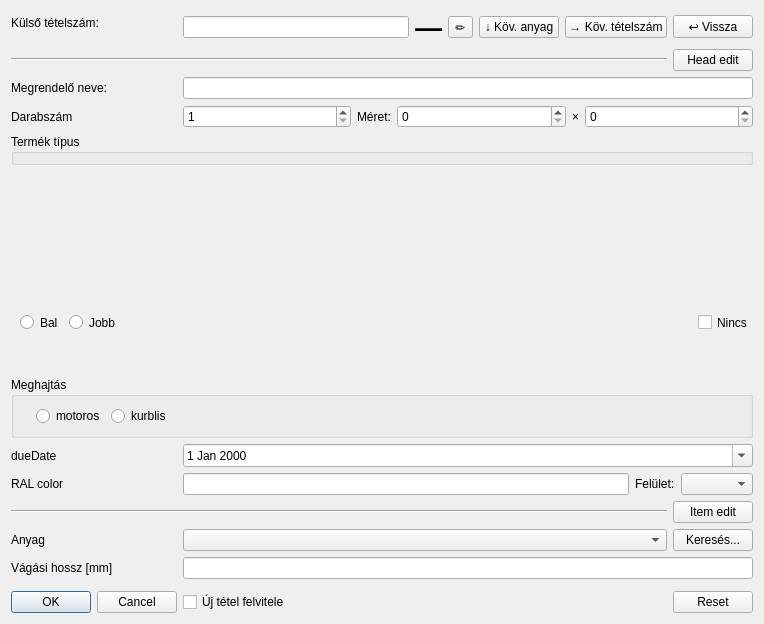
Qt form view/dialog/input/addinputdialog.ui (horvathzoltan/cutplannerpro) before a commit.
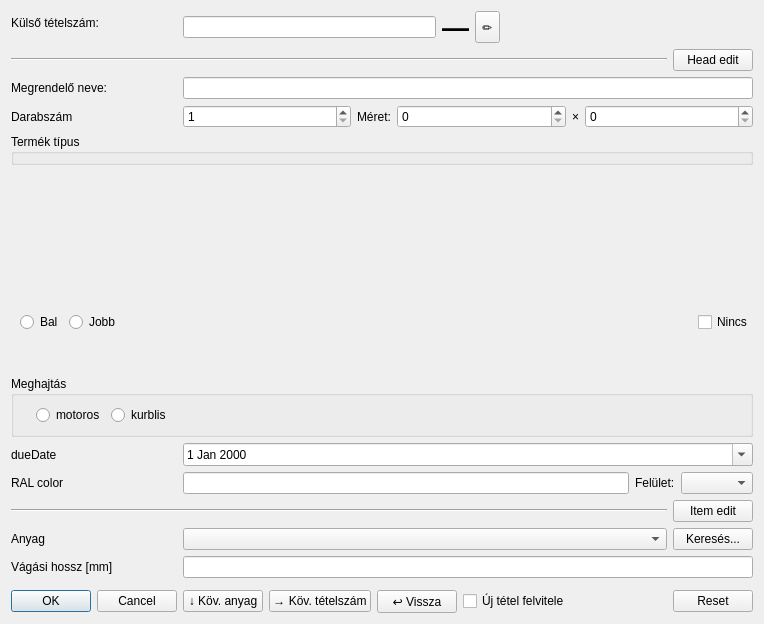
The same form after that commit.

Commit message: sort -> settingsmanager, addinputdialog fix

Diff of the .ui file:
```diff
--- a/view/dialog/input/addinputdialog.ui
+++ b/view/dialog/input/addinputdialog.ui
@@ -65,31 +65,29 @@
      </item>
      <item>
       <widget class="QToolButton" name="btnEditReference">
+       <property name="sizePolicy">
+        <sizepolicy hsizetype="Preferred" vsizetype="Preferred">
+         <horstretch>0</horstretch>
+         <verstretch>0</verstretch>
+        </sizepolicy>
+       </property>
        <property name="text">
         <string>✏️</string>
        </property>
       </widget>
      </item>
      <item>
-      <widget class="QPushButton" name="btnNextMaterial">
-       <property name="text">
-        <string>↓ Köv. anyag</string>
+      <spacer name="horizontalSpacer_4">
+       <property name="orientation">
+        <enum>Qt::Orientation::Horizontal</enum>
        </property>
-      </widget>
-     </item>
-     <item>
-      <widget class="QPushButton" name="btnNextRef">
-       <property name="text">
-        <string>→ Köv. tételszám</string>
+       <property name="sizeHint" stdset="0">
+        <size>
+         <width>40</width>
+         <height>20</height>
+        </size>
        </property>
-      </widget>
-     </item>
-     <item>
-      <widget class="QPushButton" name="btnFirstRef">
-       <property name="text">
-        <string>↩ Vissza</string>
-       </property>
-      </widget>
+      </spacer>
      </item>
     </layout>
    </item>
@@ -426,6 +424,27 @@
    </item>
    <item row="26" column="1">
     <layout class="QHBoxLayout" name="horizontalLayout_8">
+     <item>
+      <widget class="QPushButton" name="btnNextMaterial">
+       <property name="text">
+        <string>↓ Köv. anyag</string>
+       </property>
+      </widget>
+     </item>
+     <item>
+      <widget class="QPushButton" name="btnNextRef">
+       <property name="text">
+        <string>→ Köv. tételszám</string>
+       </property>
+      </widget>
+     </item>
+     <item>
+      <widget class="QPushButton" name="btnFirstRef">
+       <property name="text">
+        <string>↩ Vissza</string>
+       </property>
+      </widget>
+     </item>
      <item>
       <widget class="QCheckBox" name="chk_Repeat">
        <property name="text">
```
The commit also changes 12 other files.
